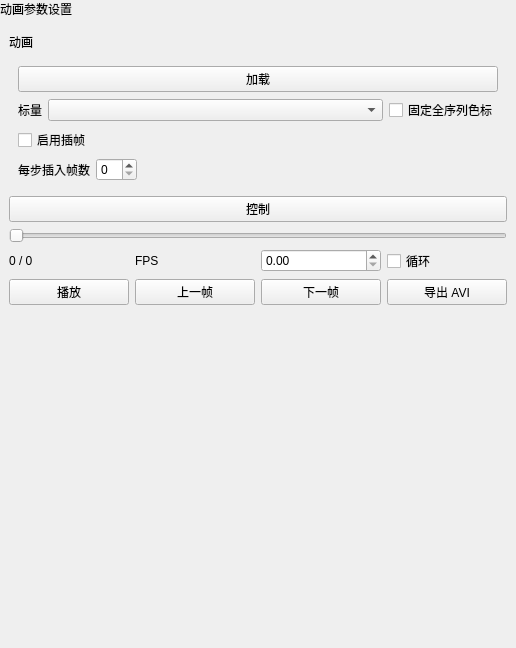
Above: plugins/Base_PostProcessing/AnimationAviWidget.ui from asd977/base_cae before the change. Below: the same form after it.
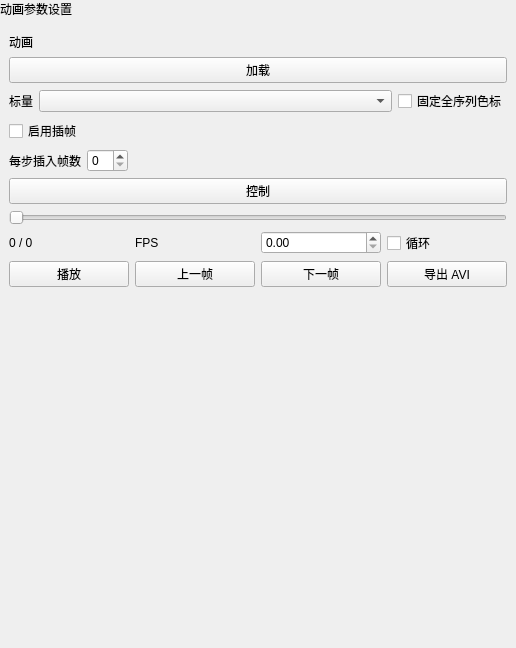
That is the form after the change.

The edit to the form file:
```diff
--- a/plugins/Base_PostProcessing/AnimationAviWidget.ui
+++ b/plugins/Base_PostProcessing/AnimationAviWidget.ui
@@ -111,6 +111,18 @@
             </property>
            </widget>
           </item>
+          <property name="leftMargin">
+           <number>0</number>
+          </property>
+          <property name="topMargin">
+           <number>0</number>
+          </property>
+          <property name="rightMargin">
+           <number>0</number>
+          </property>
+          <property name="bottomMargin">
+           <number>0</number>
+          </property>
          </layout>
         </item>
         <item>
@@ -163,10 +175,46 @@
               </property>
              </spacer>
             </item>
+            <property name="leftMargin">
+             <number>0</number>
+            </property>
+            <property name="topMargin">
+             <number>0</number>
+            </property>
+            <property name="rightMargin">
+             <number>0</number>
+            </property>
+            <property name="bottomMargin">
+             <number>0</number>
+            </property>
            </layout>
           </item>
+          <property name="leftMargin">
+           <number>0</number>
+          </property>
+          <property name="topMargin">
+           <number>0</number>
+          </property>
+          <property name="rightMargin">
+           <number>0</number>
+          </property>
+          <property name="bottomMargin">
+           <number>0</number>
+          </property>
          </layout>
         </item>
+        <property name="leftMargin">
+         <number>0</number>
+        </property>
+        <property name="topMargin">
+         <number>0</number>
+        </property>
+        <property name="rightMargin">
+         <number>0</number>
+        </property>
+        <property name="bottomMargin">
+         <number>0</number>
+        </property>
        </layout>
       </widget>
      </item>
@@ -245,6 +293,18 @@
          </property>
         </widget>
        </item>
+       <property name="leftMargin">
+        <number>0</number>
+       </property>
+       <property name="topMargin">
+        <number>0</number>
+       </property>
+       <property name="rightMargin">
+        <number>0</number>
+       </property>
+       <property name="bottomMargin">
+        <number>0</number>
+       </property>
       </layout>
      </item>
      <item>
```
